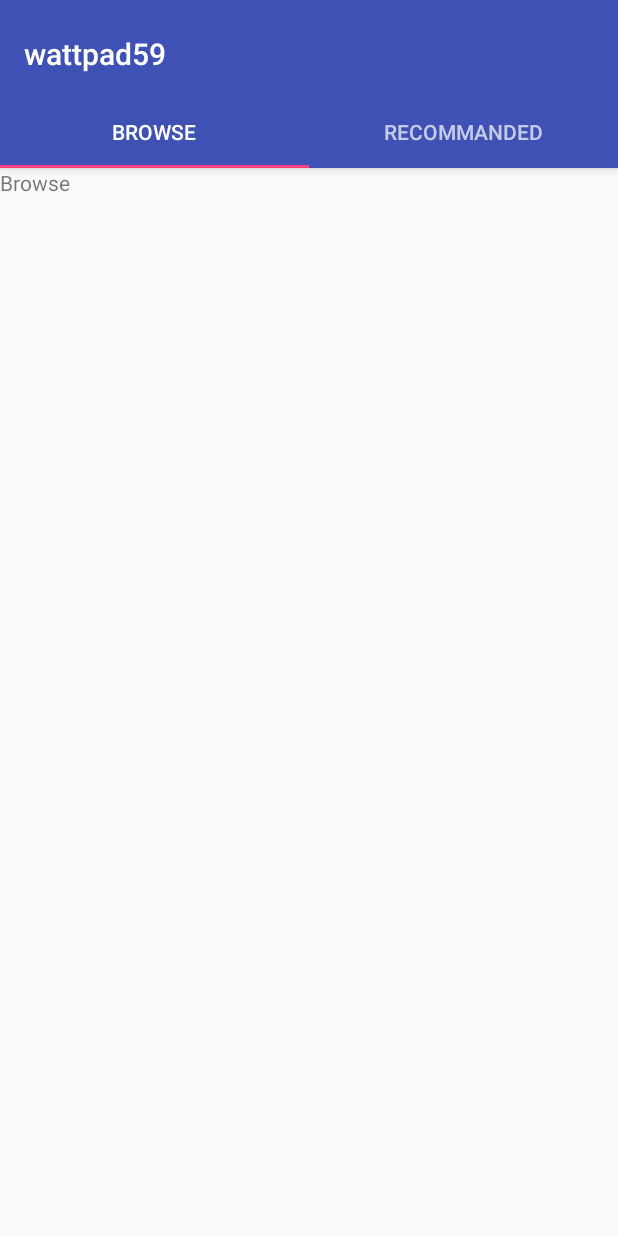
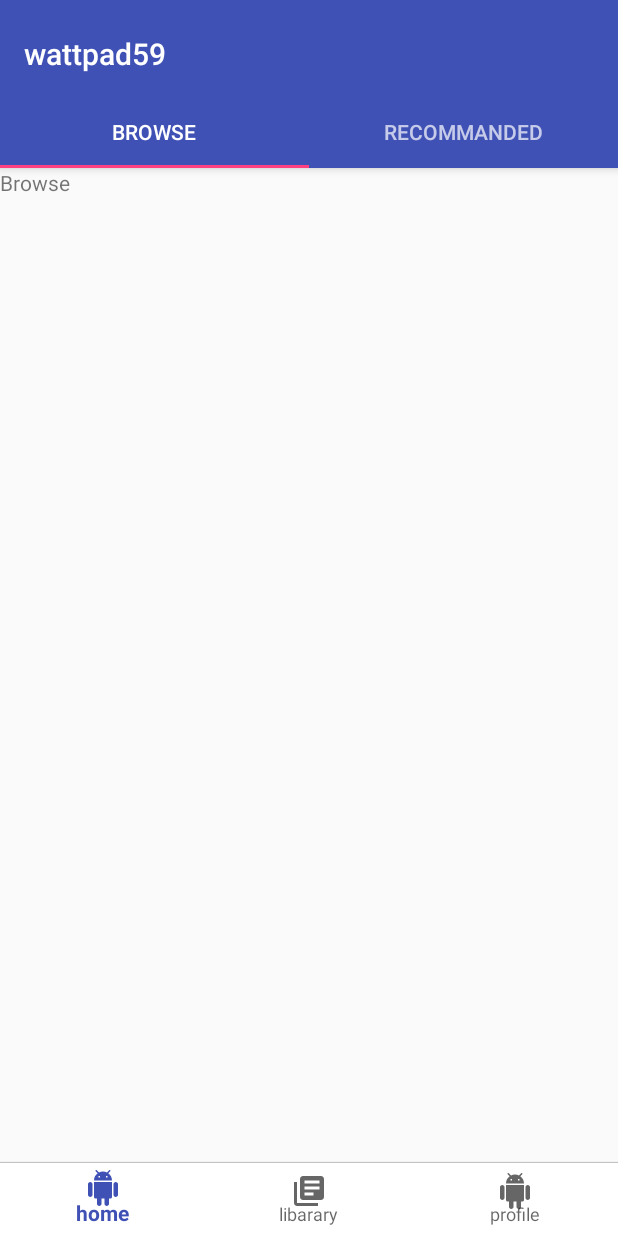
Before and after one commit to omer2500/wattpad59, an Android app: the screen it shows after launch (MainActivity before the commit, Main3Activity after it), on a phone screen of 412 x 824 dp. Run offline under Robolectric (Android 15) with nearby library versions, the phone set to English and light mode, and no system bars.

Commit message:
created nav bar and tab for first page need to set activities

```diff
--- a/app/src/main/AndroidManifest.xml
+++ b/app/src/main/AndroidManifest.xml
@@ -10,7 +10,7 @@
         android:supportsRtl="true"
         android:theme="@style/AppTheme">
         <activity
-            android:name=".MainActivity"
+            android:name=".Main3Activity"
             android:label="@string/app_name"
             android:theme="@style/AppTheme.NoActionBar">
             <intent-filter>
@@ -19,6 +19,8 @@
                 <category android:name="android.intent.category.LAUNCHER" />
             </intent-filter>
         </activity>
+        <activity android:name=".home_activity" />
+        <activity android:name=".profile_activity" />
     </application>
 
 </manifest>
--- /dev/null
+++ b/app/src/main/java/com/example/omer/wattpad59/BottomNavigationViewHelper.java
@@ -0,0 +1,30 @@
+package com.example.omer.wattpad59;
+
+        import android.support.design.internal.BottomNavigationItemView;
+        import android.support.design.internal.BottomNavigationMenuView;
+        import android.support.design.widget.BottomNavigationView;
+        import android.util.Log;
+        import java.lang.reflect.Field;
+
+public class BottomNavigationViewHelper {
+
+    static void removeShiftMode(BottomNavigationView view) {
+        BottomNavigationMenuView menuView = (BottomNavigationMenuView) view.getChildAt(0);
+        try {
+            Field shiftingMode = menuView.getClass().getDeclaredField("mShiftingMode");
+            shiftingMode.setAccessible(true);
+            shiftingMode.setBoolean(menuView, false);
+            shiftingMode.setAccessible(false);
+            for (int i = 0; i < menuView.getChildCount(); i++) {
+                BottomNavigationItemView item = (BottomNavigationItemView) menuView.getChildAt(i);
+                item.setShiftingMode(false);
+                // set once again checked value, so view will be updated
+                item.setChecked(item.getItemData().isChecked());
+            }
+        } catch (NoSuchFieldException e) {
+            Log.e("ERROR NO SUCH FIELD", "Unable to get shift mode field");
+        } catch (IllegalAccessException e) {
+            Log.e("ERROR ILLEGAL ALG", "Unable to change value of shift mode");
+        }
+    }
+}
--- /dev/null
+++ b/app/src/main/java/com/example/omer/wattpad59/Main3Activity.java
@@ -0,0 +1,64 @@
+package com.example.omer.wattpad59;
+
+import android.support.design.widget.BottomNavigationView;
+import android.support.design.widget.TabLayout;
+import android.support.design.widget.FloatingActionButton;
+import android.support.design.widget.Snackbar;
+import android.support.v7.app.AppCompatActivity;
+import android.support.v7.widget.Toolbar;
+
+import android.support.v4.app.Fragment;
+import android.support.v4.app.FragmentManager;
+import android.support.v4.app.FragmentPagerAdapter;
+import android.support.v4.view.ViewPager;
+import android.os.Bundle;
+import android.util.Log;
+import android.view.LayoutInflater;
+import android.view.Menu;
+import android.view.MenuItem;
+import android.view.View;
+import android.view.ViewGroup;
+
+import android.widget.TextView;
+
+public class Main3Activity extends AppCompatActivity {
+
+        private static final String TAG="MainActivity";
+
+        private SectionsPageAdapter mSectionsPageAdapter;
+
+        private ViewPager mViewPager;
+
+        @Override
+        protected void onCreate(Bundle savedInstanceState) {
+            super.onCreate(savedInstanceState);
+            setContentView(R.layout.activity_main3);
+            Log.d(TAG,"onCreate: String.");
+
+//***************************BOTTOM NAVIGATION BAR*****************************************************
+
+
+            BottomNavigationView bottomNavigationView = (BottomNavigationView)findViewById(R.id.bottomNavView_Bar);
+            BottomNavigationViewHelper.removeShiftMode(bottomNavigationView);
+
+
+
+//*********************************FRAGMENT*******************************************************
+            mSectionsPageAdapter=new SectionsPageAdapter(getSupportFragmentManager());
+
+            //Setp up the ViewPager with the sections adapter.
+            mViewPager=(ViewPager)findViewById(R.id.container);
+            setupViewPager(mViewPager);
+
+            TabLayout tabLayout= (TabLayout) findViewById(R.id.tabs);
+            tabLayout.setupWithViewPager(mViewPager);
+        }
+
+    private void setupViewPager(ViewPager viewPager){
+        SectionsPageAdapter adapter=new SectionsPageAdapter(getSupportFragmentManager());
+        adapter.addFragment(new browse_fragment(),"Browse");
+        adapter.addFragment(new recommanded_fragment(),"Recommanded");
+        viewPager.setAdapter(adapter);
+
+    }
+}
--- a/app/src/main/java/com/example/omer/wattpad59/MainActivity.java
+++ /dev/null
@@ -1,56 +0,0 @@
-package com.example.omer.wattpad59;
-
-import android.support.design.widget.TabLayout;
-import android.support.design.widget.FloatingActionButton;
-import android.support.design.widget.Snackbar;
-import android.support.v7.app.AppCompatActivity;
-import android.support.v7.widget.Toolbar;
-
-import android.support.v4.app.Fragment;
-import android.support.v4.app.FragmentManager;
-import android.support.v4.app.FragmentPagerAdapter;
-import android.support.v4.view.ViewPager;
-import android.os.Bundle;
-import android.util.Log;
-import android.view.LayoutInflater;
-import android.view.Menu;
-import android.view.MenuItem;
-import android.view.View;
-import android.view.ViewGroup;
-
-import android.widget.TableLayout;
-import android.widget.TextView;
-
-public class MainActivity extends AppCompatActivity {
-
-    private static final String TAG="MainActivity";
-
-    private SectionsPageAdapter mSectionsPageAdapter;
-
-    private ViewPager mViewPager;
-
-    @Override
-    protected void onCreate(Bundle savedInstanceState) {
-        super.onCreate(savedInstanceState);
-        setContentView(R.layout.activity_main);
-        Log.d(TAG,"onCreate: String.");
-
-        mSectionsPageAdapter=new SectionsPageAdapter(getSupportFragmentManager());
-
-        //Setp up the ViewPager with the sections adapter.
-        mViewPager=(ViewPager)findViewById(R.id.container);
-        setupViewPager(mViewPager);
-
-        TabLayout tabLayout= (TabLayout) findViewById(R.id.tabs);
-        tabLayout.setupWithViewPager(mViewPager);
-    }
-
-    private void setupViewPager(ViewPager viewPager){
-        SectionsPageAdapter adapter=new SectionsPageAdapter(getSupportFragmentManager());
-        adapter.addFragment(new browse_fragment(),"Browse");
-        adapter.addFragment(new recommanded_fragment(),"Recommanded");
-        viewPager.setAdapter(adapter);
-
-    }
-
-}
--- /dev/null
+++ b/app/src/main/res/drawable/ic_android.xml
@@ -0,0 +1,9 @@
+<vector xmlns:android="http://schemas.android.com/apk/res/android"
+    android:width="24dp"
+    android:height="24dp"
+    android:viewportWidth="24.0"
+    android:viewportHeight="24.0">
+    <path
+        android:fillColor="#FF000000"
+        android:pathData="M6,18c0,0.55 0.45,1 1,1h1v3.5c0,0.83 0.67,1.5 1.5,1.5s1.5,-0.67 1.5,-1.5L11,19h2v3.5c0,0.83 0.67,1.5 1.5,1.5s1.5,-0.67 1.5,-1.5L16,19h1c0.55,0 1,-0.45 1,-1L18,8L6,8v10zM3.5,8C2.67,8 2,8.67 2,9.5v7c0,0.83 0.67,1.5 1.5,1.5S5,17.33 5,16.5v-7C5,8.67 4.33,8 3.5,8zM20.5,8c-0.83,0 -1.5,0.67 -1.5,1.5v7c0,0.83 0.67,1.5 1.5,1.5s1.5,-0.67 1.5,-1.5v-7c0,-0.83 -0.67,-1.5 -1.5,-1.5zM15.53,2.16l1.3,-1.3c0.2,-0.2 0.2,-0.51 0,-0.71 -0.2,-0.2 -0.51,-0.2 -0.71,0l-1.48,1.48C13.85,1.23 12.95,1 12,1c-0.96,0 -1.86,0.23 -2.66,0.63L7.85,0.15c-0.2,-0.2 -0.51,-0.2 -0.71,0 -0.2,0.2 -0.2,0.51 0,0.71l1.31,1.31C6.97,3.26 6,5.01 6,7h12c0,-1.99 -0.97,-3.75 -2.47,-4.84zM10,5L9,5L9,4h1v1zM15,5h-1L14,4h1v1z"/>
+</vector>
--- /dev/null
+++ b/app/src/main/res/drawable/ic_library_books.xml
@@ -0,0 +1,9 @@
+<vector xmlns:android="http://schemas.android.com/apk/res/android"
+    android:width="24dp"
+    android:height="24dp"
+    android:viewportWidth="24.0"
+    android:viewportHeight="24.0">
+    <path
+        android:fillColor="#FF000000"
+        android:pathData="M4,6L2,6v14c0,1.1 0.9,2 2,2h14v-2L4,20L4,6zM20,2L8,2c-1.1,0 -2,0.9 -2,2v12c0,1.1 0.9,2 2,2h12c1.1,0 2,-0.9 2,-2L22,4c0,-1.1 -0.9,-2 -2,-2zM19,11L9,11L9,9h10v2zM15,15L9,15v-2h6v2zM19,7L9,7L9,5h10v2z"/>
+</vector>
--- /dev/null
+++ b/app/src/main/res/drawable/white_grey_border_top.xml
@@ -0,0 +1,23 @@
+<?xml version="1.0" encoding="utf-8"?>
+<layer-list xmlns:android="http://schemas.android.com/apk/res/android"
+    android:layout_width="match_parent"
+    android:layout_height="1dp">
+
+    <item
+        android:bottom="-1dp"
+        android:right="-1dp"
+        android:left="-1dp"
+        android:top="1dp">
+
+        <shape
+            android:shape="rectangle">
+            <stroke android:width="0.5dp"
+                android:color="@color/colorGrey"/>
+            <solid android:color="@color/colorWhite"/>
+        </shape>
+
+    </item>
+
+
+
+</layer-list>
--- a/app/src/main/res/layout/activity_main.xml
+++ b/app/src/main/res/layout/activity_main3.xml
@@ -6,7 +6,7 @@
     android:layout_width="match_parent"
     android:layout_height="match_parent"
     android:fitsSystemWindows="true"
-    tools:context="com.example.omer.wattpad59.MainActivity">
+    tools:context="com.example.omer.wattpad59.Main3Activity">
 
     <android.support.design.widget.AppBarLayout
         android:id="@+id/appbar"
@@ -32,7 +32,6 @@
             android:layout_width="match_parent"
             android:layout_height="wrap_content">
 
-
         </android.support.design.widget.TabLayout>
     </android.support.design.widget.AppBarLayout>
 
@@ -42,4 +41,21 @@
         android:layout_height="match_parent"
         app:layout_behavior="@string/appbar_scrolling_view_behavior" />
 
+    <RelativeLayout
+        android:layout_width="match_parent"
+        android:layout_height="50dp"
+        android:id="@+id/bottomBar"
+        android:layout_gravity="bottom">
+
+        <android.support.design.widget.BottomNavigationView
+            android:id="@+id/bottomNavView_Bar"
+            android:layout_width="match_parent"
+            android:layout_height="match_parent"
+            android:background="@drawable/white_grey_border_top"
+            app:menu="@menu/bottom_navigation_menu">
+
+        </android.support.design.widget.BottomNavigationView>
+
+    </RelativeLayout>
+
 </android.support.design.widget.CoordinatorLayout>
--- a/app/src/main/res/layout/browse_fragment.xml
+++ b/app/src/main/res/layout/browse_fragment.xml
@@ -9,7 +9,7 @@
         android:id="@+id/textView2"
         android:layout_width="wrap_content"
         android:layout_height="wrap_content"
-        android:text="Browse"
+        android:text="@string/browse"
         tools:layout_editor_absoluteX="135dp"
         tools:layout_editor_absoluteY="170dp" />
 </android.support.constraint.ConstraintLayout>
--- /dev/null
+++ b/app/src/main/res/menu/bottom_navigation_menu.xml
@@ -0,0 +1,23 @@
+<?xml version="1.0" encoding="utf-8"?>
+<menu xmlns:android="http://schemas.android.com/apk/res/android">
+
+    <item
+        android:id="@+id/ic_arrow"
+        android:icon="@drawable/ic_android"
+        android:title="@string/home"
+        />
+
+    <item
+        android:id="@+id/ic_android"
+        android:icon="@drawable/ic_library_books"
+        android:title="@string/libarary"
+        />
+    <item
+        android:id="@+id/ic_profile"
+        android:icon="@drawable/ic_android"
+        android:title="@string/profile"
+        />
+
+
+
+</menu>
--- a/app/src/main/res/values/colors.xml
+++ b/app/src/main/res/values/colors.xml
@@ -3,4 +3,6 @@
     <color name="colorPrimary">#3F51B5</color>
     <color name="colorPrimaryDark">#303F9F</color>
     <color name="colorAccent">#FF4081</color>
+    <color name="colorWhite">#fff</color>
+    <color name="colorGrey">#c3c3c3 </color>
 </resources>
--- a/app/src/main/res/values/strings.xml
+++ b/app/src/main/res/values/strings.xml
@@ -4,4 +4,14 @@
     <string name="tab_text_2">Recommanded</string>
     <string name="action_settings">Settings</string>
     <string name="section_format">Hello World from section: %1$d</string>
+    <string name="title_activity_main2">Main2Activity</string>
+    <string name="title_home">Home</string>
+    <string name="title_dashboard">Dashboard</string>
+    <string name="title_notifications">Notifications</string>
+    <string name="profile">profile</string>
+    <string name="libarary">libarary</string>
+    <string name="home">home</string>
+    <string name="browse">Browse</string>
+    <string name="tab_text_3">Tab 3</string>
+    <string name="title_activity_main3">Main3Activity</string>
 </resources>
```
Also changed, not shown: app/src/main/java/com/example/omer/wattpad59/home_activity.java (added, +13 -0 lines), app/src/main/java/com/example/omer/wattpad59/profile_activity.java (added, +13 -0 lines), app/src/main/res/drawable/ic_dashboard_black_24dp.xml (added, +9 -0 lines), app/src/main/res/drawable/ic_home_black_24dp.xml (added, +9 -0 lines), app/src/main/res/drawable/ic_notifications_black_24dp.xml (added, +9 -0 lines), app/src/main/res/layout/activity_home_activity.xml (added, +9 -0 lines), app/src/main/res/layout/activity_profile_activity.xml (added, +9 -0 lines), app/src/main/res/menu/menu_main.xml (deleted, +0 -10 lines).
